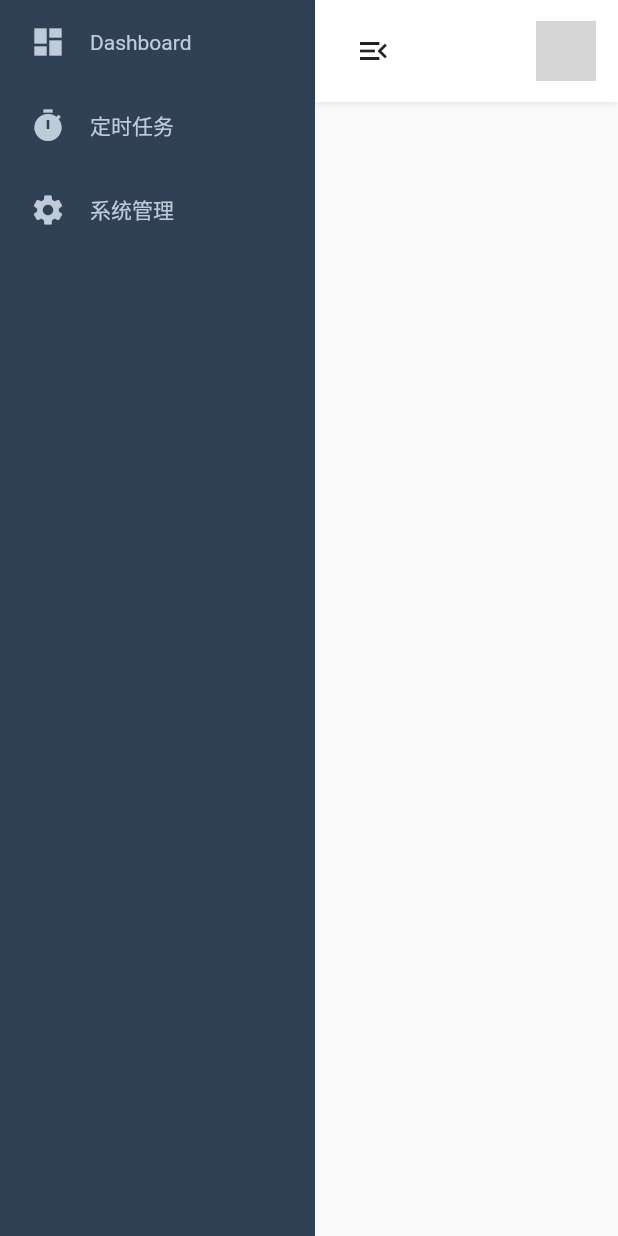
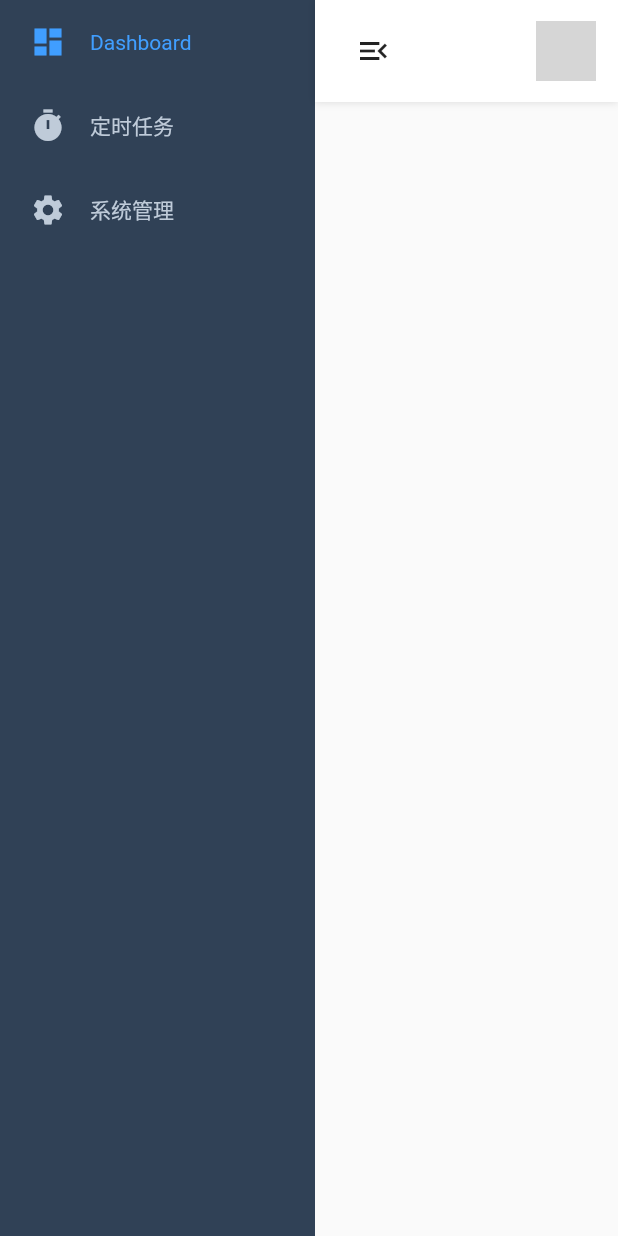
Before and after one commit to sunpu007/admin_flutter, a Flutter app: the screen it shows after launch, on a phone screen of 412 x 824 dp. Run offline on Flutter 3.47's test engine with Material 2 defaults, Android fonts, the phone set to English and light mode, and no system bars; network calls fail; grey boxes are pictures that could not be loaded.

Commit message:
'修改菜单交互'

```diff
--- a/lib/main.dart
+++ b/lib/main.dart
@@ -1,6 +1,7 @@
 import 'package:flutter/material.dart';
-import 'package:myapp/ui/pages/layout.dart';
 import 'package:provider/provider.dart';
+
+import 'ui/pages/layout/layout.dart';
 
 import 'core/viewmodel/app_view_model.dart';
 
--- a/lib/ui/pages/layout.dart
+++ /dev/null
@@ -1,129 +0,0 @@
-import 'package:flutter/material.dart';
-import 'package:myapp/core/viewmodel/app_view_model.dart';
-import 'package:provider/provider.dart';
-
-class Layout extends StatelessWidget {
-  const Layout({ Key? key }) : super(key: key);
-
-  @override
-  Widget build(BuildContext context) {
-    return Scaffold(
-      body: Consumer<AppViewModel>(
-        builder: (BuildContext context, AppViewModel appVM, Widget? child) {
-          return Row(
-            crossAxisAlignment: CrossAxisAlignment.start,
-            children: [
-              Container(
-                width: appVM.sidebarStatus ? 210 : 54,
-                height: double.infinity,
-                color: const Color(0XFF304156),
-                child: ListView(
-                  children: [
-                    MenuItemWidget(text: 'Dashboard', icon: Icons.dashboard, sidebarStatus: appVM.sidebarStatus,),
-                    MenuItemWidget(text: '定时任务', icon: Icons.timer, sidebarStatus: appVM.sidebarStatus,),
-                    MenuItemWidget(text: '系统管理', icon: Icons.settings, sidebarStatus: appVM.sidebarStatus,),
-                  ],
-                ),
-              ),
-              Expanded(
-                child: Column(
-                  children: const [
-                    HamburgerWidget()
-                  ],
-                ),
-              )
-            ],
-          );
-        }
-      )
-    );
-  }
-}
-
-class MenuItemWidget extends StatelessWidget {
-  final String text;
-  final IconData icon;
-  final bool sidebarStatus;
-  const MenuItemWidget({
-    Key? key,
-    required this.text,
-    required this.icon,
-    required this.sidebarStatus,
-  }) : super(key: key);
-
-  @override
-  Widget build(BuildContext context) {
-    return GestureDetector(
-      child: Container(
-        height: 56,
-        padding: EdgeInsets.only(left: sidebarStatus ? 20 : 0),
-        child: Row(
-          mainAxisAlignment: sidebarStatus ? MainAxisAlignment.start : MainAxisAlignment.center,
-          children: [
-            Icon(
-              icon,
-              color: const Color(0XFFBFCBD9),
-            ),
-            SizedBox(width: sidebarStatus ? 16 : 0,),
-            Text(
-              sidebarStatus ? text : '',
-              style: const TextStyle(
-                color: Color(0XFFBFCBD9),
-              ),
-            )
-          ],
-        ),
-      ),
-      onTap: () {},
-    );
-  }
-}
-
-class HamburgerWidget extends StatelessWidget {
-  const HamburgerWidget({
-    Key? key,
-  }) : super(key: key);
-
-  @override
-  Widget build(BuildContext context) {
-    return Container(
-      width: double.infinity,
-      padding: const EdgeInsets.symmetric(horizontal: 15, vertical: 10),
-      decoration: const BoxDecoration(
-        color: Colors.white,
-        boxShadow: [
-          BoxShadow(
-            color: Color(0X22000000),
-            // spreadRadius: .5,
-            blurRadius: 4,
-          )
-        ]
-      ),
-      child: Row(
-        mainAxisAlignment: MainAxisAlignment.spaceBetween,
-        children: [
-          // const Icon(Icons.menu_open),
-          Consumer<AppViewModel>(
-            builder: (BuildContext context, AppViewModel appVM, Widget? child) {
-              return IconButton(
-                icon: Icon(appVM.sidebarStatus ? Icons.menu_open : Icons.menu),
-                onPressed: () {
-                  appVM.sidebarStatus = !appVM.sidebarStatus;
-                }
-              );
-            }
-          ),
-          ClipRRect(
-            borderRadius: BorderRadius.circular(10),
-            child: Image.network(
-              'https://oss-blog.myjerry.cn/files/avatar/blog-avatar.jpg?imageView2/1/w/80/h/80',
-              width: 40,
-              height: 40,
-              fit: BoxFit.cover,
-            ),
-          ),
-        ],
-      ),
-    );
-  }
-}
--- /dev/null
+++ b/lib/ui/pages/layout/components/hamburger.dart
@@ -0,0 +1,53 @@
+import 'package:flutter/material.dart';
+import 'package:provider/provider.dart';
+
+import '../../../../core/viewmodel/app_view_model.dart';
+
+class HamburgerWidget extends StatelessWidget {
+  const HamburgerWidget({
+    Key? key,
+  }) : super(key: key);
+
+  @override
+  Widget build(BuildContext context) {
+    return Container(
+      width: double.infinity,
+      padding: const EdgeInsets.symmetric(horizontal: 15, vertical: 10),
+      decoration: const BoxDecoration(
+          color: Colors.white,
+          boxShadow: [
+            BoxShadow(
+              color: Color(0X22000000),
+              // spreadRadius: .5,
+              blurRadius: 4,
+            )
+          ]
+      ),
+      child: Row(
+        mainAxisAlignment: MainAxisAlignment.spaceBetween,
+        children: [
+          // const Icon(Icons.menu_open),
+          Consumer<AppViewModel>(
+              builder: (BuildContext context, AppViewModel appVM, Widget? child) {
+                return IconButton(
+                    icon: Icon(appVM.sidebarStatus ? Icons.menu_open : Icons.menu),
+                    onPressed: () {
+                      appVM.sidebarStatus = !appVM.sidebarStatus;
+                    }
+                );
+              }
+          ),
+          ClipRRect(
+            borderRadius: BorderRadius.circular(10),
+            child: Image.network(
+              'https://oss-blog.myjerry.cn/files/avatar/blog-avatar.jpg?imageView2/1/w/80/h/80',
+              width: 40,
+              height: 40,
+              fit: BoxFit.cover,
+            ),
+          ),
+        ],
+      ),
+    );
+  }
+}
--- /dev/null
+++ b/lib/ui/pages/layout/components/menu_item.dart
@@ -0,0 +1,62 @@
+import 'package:flutter/gestures.dart';
+import 'package:flutter/material.dart';
+
+class MenuItemWidget extends StatefulWidget {
+  final String text;
+  final IconData icon;
+  final bool sidebarStatus;
+  const MenuItemWidget({
+    Key? key,
+    required this.text,
+    required this.icon,
+    required this.sidebarStatus,
+  }) : super(key: key);
+
+  @override
+  State<MenuItemWidget> createState() => _MenuItemWidgetState();
+}
+
+class _MenuItemWidgetState extends State<MenuItemWidget> {
+  bool hoverStatus = false;
+
+  @override
+  Widget build(BuildContext context) {
+    return MouseRegion(
+      cursor: SystemMouseCursors.click,
+      onEnter: (PointerEnterEvent event) {
+        setState(() {
+          hoverStatus = true;
+        });
+      },
+      onExit: (PointerExitEvent event) {
+        setState(() {
+          hoverStatus = false;
+        });
+      },
+      child: GestureDetector(
+        child: Container(
+          height: 56,
+          color: hoverStatus ? const Color(0xFF263445) : Colors.transparent,
+          padding: EdgeInsets.only(left: widget.sidebarStatus ? 20 : 0),
+          child: Row(
+            mainAxisAlignment: widget.sidebarStatus ? MainAxisAlignment.start : MainAxisAlignment.center,
+            children: [
+              Icon(
+                widget.icon,
+                color: Color(widget.text == 'Dashboard' ? 0XFF409EFF : 0XFFBFCBD9),
+              ),
+              SizedBox(width: widget.sidebarStatus ? 16 : 0,),
+              Text(
+                widget.sidebarStatus ? widget.text : '',
+                style: TextStyle(
+                  color: Color(widget.text == 'Dashboard' ? 0XFF409EFF : 0XFFBFCBD9),
+                ),
+              )
+            ],
+          ),
+        ),
+        onTap: () {},
+      ),
+    );
+  }
+}
--- /dev/null
+++ b/lib/ui/pages/layout/layout.dart
@@ -0,0 +1,45 @@
+import 'package:flutter/material.dart';
+import 'package:myapp/core/viewmodel/app_view_model.dart';
+import 'package:provider/provider.dart';
+
+import 'components/hamburger.dart';
+import 'components/menu_item.dart';
+
+class Layout extends StatelessWidget {
+  final Widget? child;
+  const Layout({ Key? key, this.child }) : super(key: key);
+
+  @override
+  Widget build(BuildContext context) {
+    return Scaffold(
+      body: Consumer<AppViewModel>(
+        builder: (BuildContext context, AppViewModel appVM, Widget? child) {
+          return Row(
+            crossAxisAlignment: CrossAxisAlignment.start,
+            children: [
+              Container(
+                width: appVM.sidebarStatus ? 210 : 54,
+                height: double.infinity,
+                color: const Color(0XFF304156),
+                child: ListView(
+                  children: [
+                    MenuItemWidget(text: 'Dashboard', icon: Icons.dashboard, sidebarStatus: appVM.sidebarStatus,),
+                    MenuItemWidget(text: '定时任务', icon: Icons.timer, sidebarStatus: appVM.sidebarStatus,),
+                    MenuItemWidget(text: '系统管理', icon: Icons.settings, sidebarStatus: appVM.sidebarStatus,),
+                  ],
+                ),
+              ),
+              Expanded(
+                child: Column(
+                  children: const [
+                    HamburgerWidget()
+                  ],
+                ),
+              )
+            ],
+          );
+        }
+      )
+    );
+  }
+}
```
Also changed, not shown: lib/ui/pages/login/login.dart (renamed from lib/ui/pages/login.dart), pubspec.lock.
